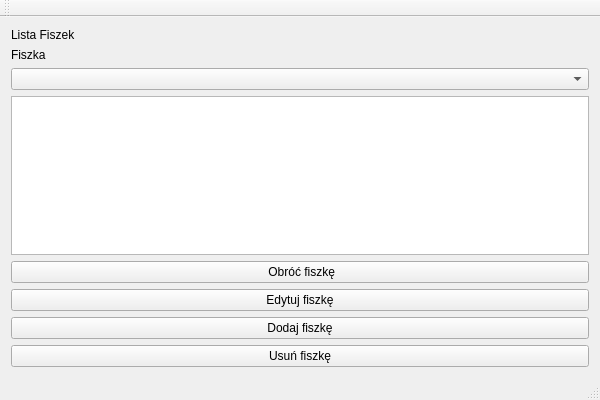
Mangner/Langner_Laskowski_Projekt, file UiMainWindow.ui: the form before one commit.
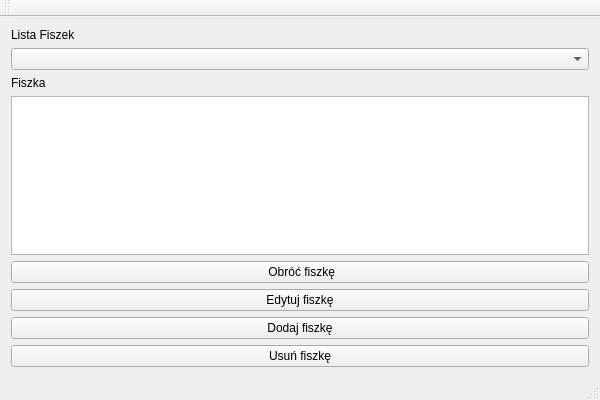
The form after the commit.

Commit message: Angielski, iterowanie elementów i coś jeszcze w ui (nie pamiętam)

```diff
--- a/UiMainWindow.ui
+++ b/UiMainWindow.ui
@@ -22,6 +22,9 @@
       </property>
      </widget>
     </item>
+    <item>
+     <widget class="QComboBox" name="Fishka_list_Box"/>
+    </item>
     <item>
      <widget class="QLabel" name="fishka_Label">
       <property name="text">
@@ -29,9 +32,6 @@
       </property>
      </widget>
     </item>
-    <item>
-     <widget class="QComboBox" name="Fishka_list_Box"/>
-    </item>
     <item>
      <widget class="QTextEdit" name="fishcard_Box"/>
     </item>
```
Left out of the diff: 2 changed lines with no effect on the pictures. The commit also changes 2 other files.
